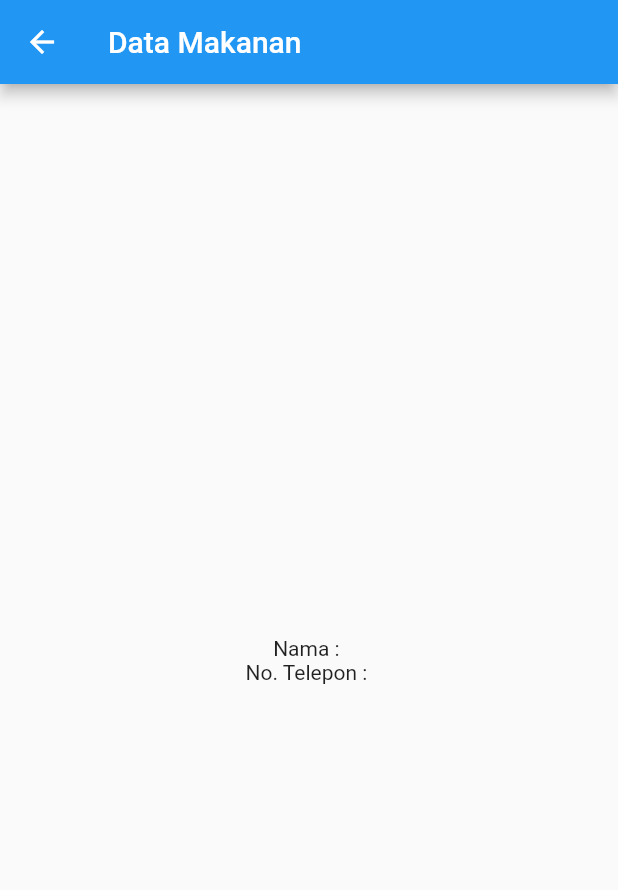
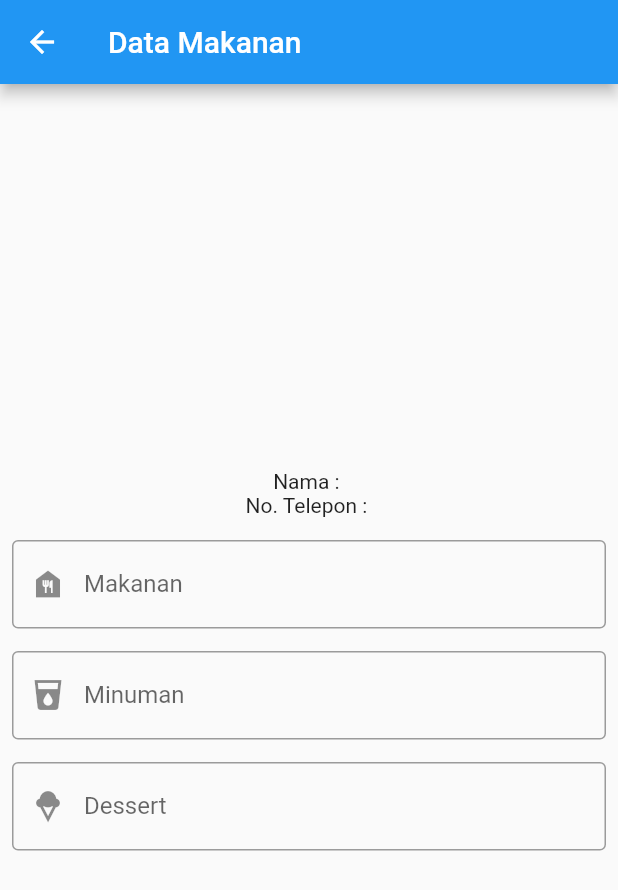
Before and after one commit to sarahannata/FaseOne_139, a Flutter app: the MakananScreen screen opened directly with empty values, on a phone screen of 412 x 824 dp. Shown: the top 890 px of the screen. Run offline on Flutter 3.47's test engine with Material 2 defaults, Android fonts, the phone set to English and light mode, and no system bars; network calls fail.

Commit message:
menambahkan textformfield makanan, minuman, dessert pada datamakanan_screen.dart

```diff
--- a/lib/screen/datamakanan_screen.dart
+++ b/lib/screen/datamakanan_screen.dart
@@ -1,5 +1,6 @@
 import 'package:flutter/material.dart';
 import 'package:ucp_paml/screen/dataform_screen.dart';
+import 'package:ucp_paml/widget/makananform_widget.dart';
 
 class MakananScreen extends StatelessWidget {
   const MakananScreen({super.key, required this.nama, required this.notelp});
@@ -9,6 +10,11 @@ class MakananScreen extends StatelessWidget {
 
   @override
   Widget build(BuildContext context) {
+    var makanan = TextEditingController();
+    var minuman = TextEditingController();
+    var dessert = TextEditingController();
+    var formKey = GlobalKey<FormState>();
+
     return Scaffold(
       appBar: AppBar(
         title: Text("Data Makanan"),
@@ -20,11 +26,27 @@ class MakananScreen extends StatelessWidget {
           },
         ),
       ),
-      body: Center(
+      body: SafeArea(
+        child: Center(
+            child: Padding(
+          padding: const EdgeInsets.all(8.0),
           child: Column(
-        mainAxisAlignment: MainAxisAlignment.center,
-        children: [Text("Nama : $nama"), Text("No. Telepon : $notelp")],
-      )),
+            mainAxisAlignment: MainAxisAlignment.center,
+            children: [
+              Text("Nama : $nama"),
+              Text("No. Telepon : $notelp"),
+              SizedBox(
+                height: 15,
+              ),
+              MakananForm(
+                  formKey: formKey,
+                  etMakanan: makanan,
+                  etMinuman: minuman,
+                  etDessert: dessert)
+            ],
+          ),
+        )),
+      ),
     );
   }
 }
--- /dev/null
+++ b/lib/widget/makananform_widget.dart
@@ -0,0 +1,66 @@
+import 'package:flutter/material.dart';
+import 'package:flutter/src/widgets/framework.dart';
+import 'package:flutter/src/widgets/placeholder.dart';
+
+class MakananForm extends StatefulWidget {
+  MakananForm(
+      {super.key,
+      required this.formKey,
+      required this.etMakanan,
+      required this.etMinuman,
+      required this.etDessert});
+
+  final GlobalKey<FormState> formKey;
+  final TextEditingController etMakanan;
+  final TextEditingController etMinuman;
+  final TextEditingController etDessert;
+
+  @override
+  State<MakananForm> createState() => _MakananFormState();
+}
+
+class _MakananFormState extends State<MakananForm> {
+  @override
+  Widget build(BuildContext context) {
+    return Form(
+      child: Column(children: [
+        TextFormField(
+          keyboardType: TextInputType.text,
+          controller: widget.etMakanan,
+          autovalidateMode: AutovalidateMode.onUserInteraction,
+          decoration: const InputDecoration(
+              labelText: "Makanan",
+              hintText: "Masukkan Makanan",
+              prefixIcon: Icon(Icons.food_bank),
+              border: OutlineInputBorder()),
+        ),
+        const SizedBox(
+          height: 15,
+        ),
+        TextFormField(
+          keyboardType: TextInputType.text,
+          controller: widget.etMinuman,
+          autovalidateMode: AutovalidateMode.onUserInteraction,
+          decoration: const InputDecoration(
+              labelText: "Minuman",
+              hintText: "Masukkan Minuman",
+              prefixIcon: Icon(Icons.local_drink),
+              border: OutlineInputBorder()),
+        ),
+        const SizedBox(
+          height: 15,
+        ),
+        TextFormField(
+          keyboardType: TextInputType.text,
+          controller: widget.etDessert,
+          autovalidateMode: AutovalidateMode.onUserInteraction,
+          decoration: const InputDecoration(
+              labelText: "Dessert",
+              hintText: "Masukkan Dessert",
+              prefixIcon: Icon(Icons.icecream),
+              border: OutlineInputBorder()),
+        ),
+      ]),
+    );
+  }
+}
```
